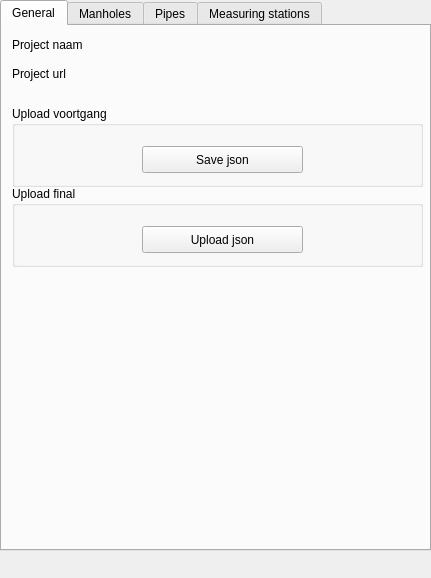
nens/Beoordelingstool, file beoordelingstool_dockwidget_base.ui: the form before one commit.
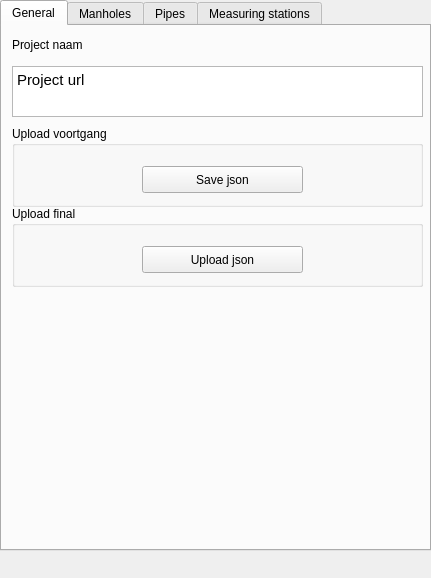
The form after the commit. The open tabs and pages were chosen to show the change.

Commit message: Show url project as link, show username in login screen

```diff
--- a/beoordelingstool_dockwidget_base.ui
+++ b/beoordelingstool_dockwidget_base.ui
@@ -53,7 +53,7 @@
       <property name="geometry">
        <rect>
         <x>10</x>
-        <y>80</y>
+        <y>100</y>
         <width>411</width>
         <height>81</height>
        </rect>
@@ -79,7 +79,7 @@
       <property name="geometry">
        <rect>
         <x>10</x>
-        <y>160</y>
+        <y>180</y>
         <width>411</width>
         <height>81</height>
        </rect>
@@ -101,24 +101,28 @@
        </property>
       </widget>
      </widget>
-     <widget class="QLabel" name="label_project_url">
+     <widget class="QTextEdit" name="textedit_project_url">
       <property name="geometry">
        <rect>
         <x>10</x>
         <y>40</y>
         <width>411</width>
-        <height>17</height>
+        <height>51</height>
        </rect>
       </property>
-      <property name="text">
-       <string>Project url</string>
-      </property>
-      <property name="textFormat">
-       <enum>Qt::RichText</enum>
-      </property>
-      <property name="openExternalLinks">
+      <property name="readOnly">
        <bool>true</bool>
       </property>
+      <property name="html">
+       <string>&lt;!DOCTYPE HTML PUBLIC &quot;-//W3C//DTD HTML 4.0//EN&quot; &quot;http://www.w3.org/TR/REC-html40/strict.dtd&quot;&gt;
+&lt;html&gt;&lt;head&gt;&lt;meta name=&quot;qrichtext&quot; content=&quot;1&quot; /&gt;&lt;style type=&quot;text/css&quot;&gt;
+p, li { white-space: pre-wrap; }
+&lt;/style&gt;&lt;/head&gt;&lt;body style=&quot; font-family:'Ubuntu'; font-size:11pt; font-weight:400; font-style:normal;&quot;&gt;
+&lt;p style=&quot; margin-top:0px; margin-bottom:0px; margin-left:0px; margin-right:0px; -qt-block-indent:0; text-indent:0px;&quot;&gt;Project url&lt;/p&gt;&lt;/body&gt;&lt;/html&gt;</string>
+      </property>
+      <property name="textInteractionFlags">
+       <set>Qt::LinksAccessibleByKeyboard|Qt::LinksAccessibleByMouse</set>
+      </property>
      </widget>
     </widget>
     <widget class="QWidget" name="tab_manholes">
```
The commit also changes 4 other files.
